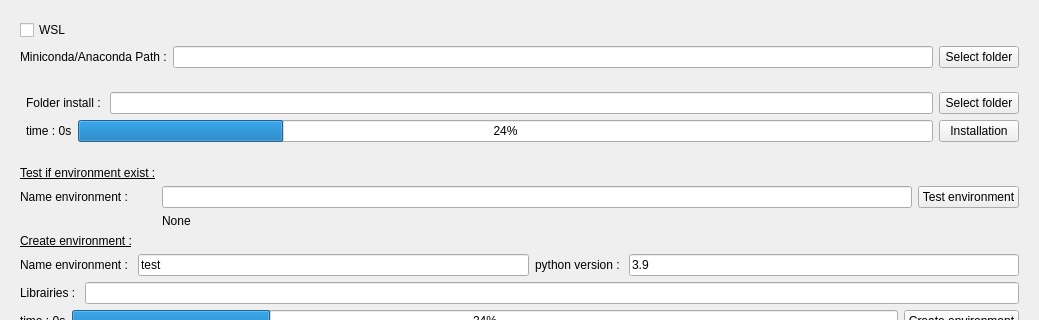
Qt form CondaSetUp/Resources/UI/CondaSetUp.ui (DCBIA-OrthoLab/SlicerConda) before a commit; both pictures show x 0 to 1039 and y 0 to 320 of the 1039 by 750 pixel window.
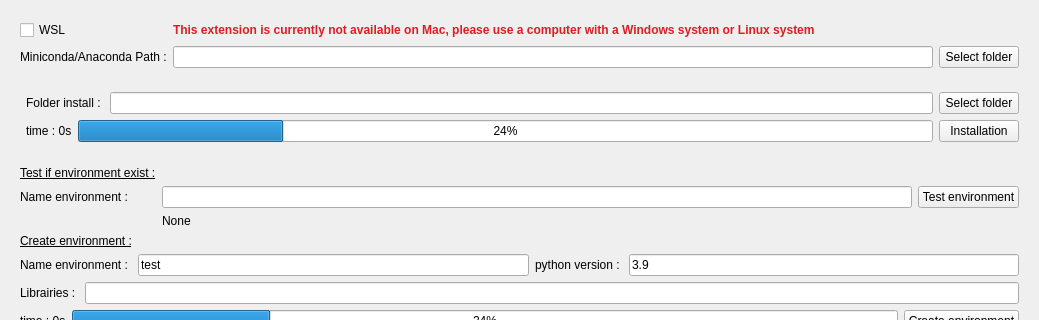
The same form after that commit. Custom widgets are drawn as their Qt base class.

Commit message: ENH : add est if mac + delete comment

The edit to the form file:
```diff
--- a/CondaSetUp/Resources/UI/CondaSetUp.ui
+++ b/CondaSetUp/Resources/UI/CondaSetUp.ui
@@ -17,14 +17,14 @@
       <string>Inputs</string>
      </property>
      <layout class="QFormLayout" name="formLayout_2">
-      <item row="2" column="0">
+      <item row="3" column="0">
        <widget class="QLabel" name="label_1">
         <property name="text">
          <string>Miniconda/Anaconda Path :</string>
         </property>
        </widget>
       </item>
-      <item row="2" column="1">
+      <item row="3" column="1">
        <layout class="QHBoxLayout" name="horizontalLayout_5">
         <item>
          <widget class="QLineEdit" name="lineEditPathFolder"/>
@@ -41,7 +41,14 @@
         </item>
        </layout>
       </item>
-      <item row="1" column="0">
+      <item row="2" column="1">
+       <widget class="QLabel" name="labelDetectionMac">
+        <property name="text">
+         <string>&lt;html&gt;&lt;head/&gt;&lt;body&gt;&lt;p&gt;&lt;span style=&quot; font-weight:600; color:#e01b24;&quot;&gt;This extension is currently not available on Mac, please use a computer with a Windows system or  Linux system&lt;/span&gt;&lt;/p&gt;&lt;/body&gt;&lt;/html&gt;</string>
+        </property>
+       </widget>
+      </item>
+      <item row="2" column="0">
        <widget class="QCheckBox" name="checkBoxWsl">
         <property name="text">
          <string>WSL</string>
```
The commit also changes 1 other file.
